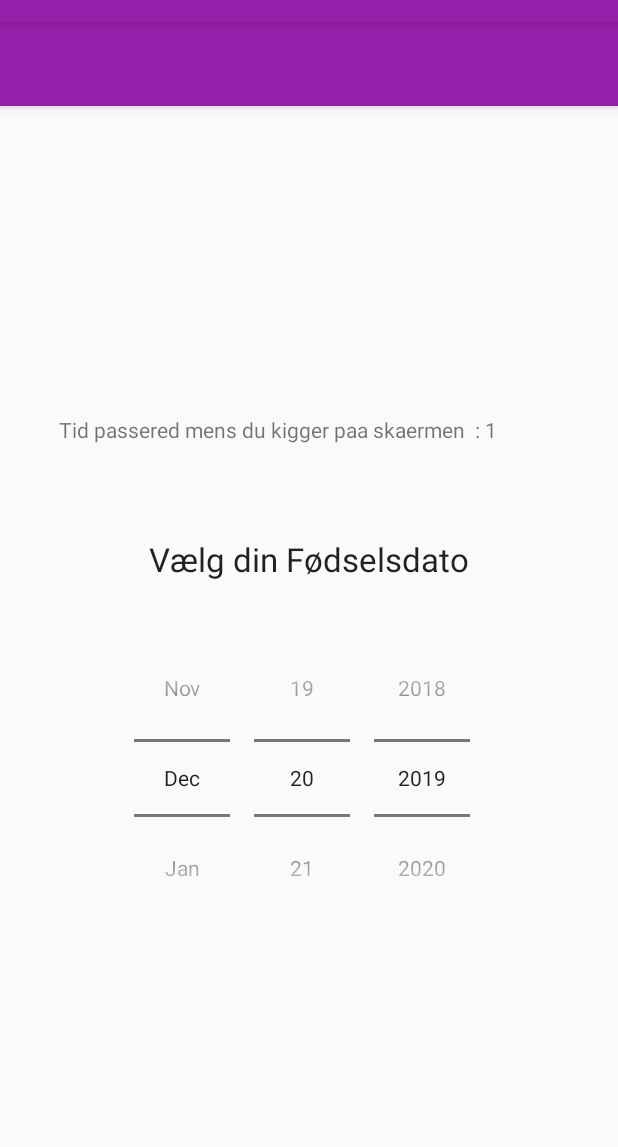
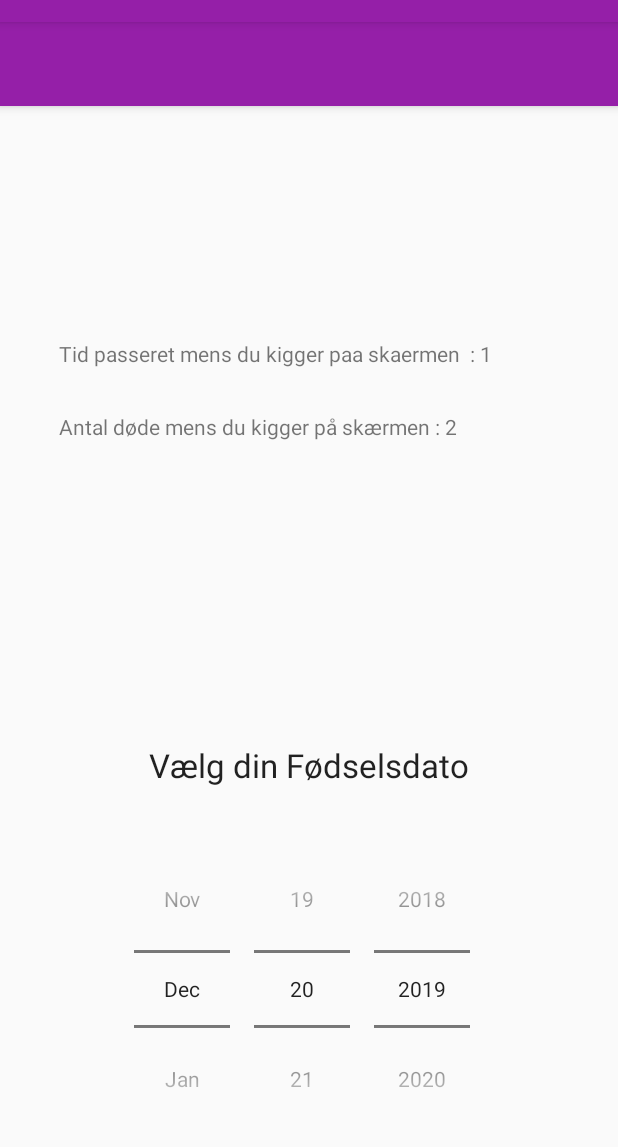
Before and after one commit to cocodedk/lifemeter, an Android app: the MainActivity screen opened directly, with no data from a screen before it, on a phone screen of 412 x 824 dp, the part 62-1209 px from its top. Run offline under Robolectric (Android 15) with nearby library versions, the phone set to English and light mode, and no system bars; 1 statement that could not run was skipped.

Commit message:
number of deaths added

```diff
--- a/app/src/main/java/com/example/first/MainActivity.kt
+++ b/app/src/main/java/com/example/first/MainActivity.kt
@@ -4,7 +4,6 @@ import android.content.Context
 import android.os.Build
 import android.os.Bundle
 import android.os.CountDownTimer
-import android.util.Log.d
 import android.view.View
 import android.view.inputmethod.InputMethodManager
 import androidx.annotation.RequiresApi
@@ -48,11 +47,13 @@ class MainActivity : AppCompatActivity() {
             setSecondsText("Du har levet for: $seconds Sekunder")
             setDaysText("Du har levet for: $days Dage")
 
-            if(this_year - year>= 18) {
-                val mSecounds = dateToEpoch(this_year, month, today) - dateToEpoch(year+18, monthOfYear+1, dayOfMonth)
+            if(this_year - year>= 15) {
+                val mSecounds = dateToEpoch(this_year, month, today) - dateToEpoch(year+15, monthOfYear+1, dayOfMonth)
                 val mDays = mSecounds / 86400
-                val mSex = mDays * 20
+                val mSex = mDays * 10
                 setSexText("Du har haft sex i $mSex minutter :D:D")
+            } else {
+                setSexText("")
             }
 
             val foodConsumption = days/2
@@ -87,6 +88,10 @@ class MainActivity : AppCompatActivity() {
         SecondsPassedText.setText(text);
     }
 
+    fun setDeathsSince(text: String) {
+        DeathsSinceText.setText(text);
+    }
+
     @RequiresApi(Build.VERSION_CODES.O)
     fun dateToEpoch(year: Int, month: Int, day: Int): Long {
 
@@ -105,19 +110,17 @@ class MainActivity : AppCompatActivity() {
     }
 
     inner class InnerCountDownCounter(
-        millisInFuture: Long,
+        private val millisInFuture: Long,
         countDownInterval: Long
     ) : CountDownTimer(millisInFuture, countDownInterval) {
-
-        val millisInFuture = millisInFuture
 
         override fun onFinish() {
             println("Timer Completed.")
         }
 
         override fun onTick(millisUntilFinished: Long) {
-            setSecondsPassed("Tid passered mens du kigger paa skaermen  : " +  (this.millisInFuture - millisUntilFinished) / 1000)
-//            println("Timer  : " + millisUntilFinished / 1000)
+            setSecondsPassed("Tid passeret mens du kigger paa skaermen  : " +  (this.millisInFuture - millisUntilFinished) / 1000)
+            setDeathsSince("Antal døde mens du kigger på skærmen : " +  Math.round((this.millisInFuture - millisUntilFinished) * 1.8 / 1000) )
         }
     }
 }
--- a/app/src/main/res/layout-v21/content_main.xml
+++ b/app/src/main/res/layout-v21/content_main.xml
@@ -20,7 +20,21 @@
         app:layout_constraintHorizontal_bias="0.496"
         app:layout_constraintStart_toStartOf="parent"
         app:layout_constraintTop_toTopOf="parent"
-        app:layout_constraintVertical_bias="0.684" tools:targetApi="lollipop" />
+        app:layout_constraintVertical_bias="0.965"
+        tools:targetApi="lollipop" />
+
+    <TextView
+        android:id="@+id/TitleText"
+        android:layout_width="214dp"
+        android:layout_height="29dp"
+        android:text="Vælg din Fødselsdato"
+        android:textAppearance="@style/TextAppearance.AppCompat.Large"
+        app:layout_constraintBottom_toBottomOf="parent"
+        app:layout_constraintEnd_toEndOf="parent"
+        app:layout_constraintHorizontal_bias="0.502"
+        app:layout_constraintStart_toStartOf="parent"
+        app:layout_constraintTop_toTopOf="parent"
+        app:layout_constraintVertical_bias="0.622" />
 
     <TextView
         android:id="@+id/SexText"
@@ -30,7 +44,7 @@
         app:layout_constraintEnd_toEndOf="parent"
         app:layout_constraintStart_toStartOf="parent"
         app:layout_constraintTop_toTopOf="parent"
-        app:layout_constraintVertical_bias="0.153" />
+        app:layout_constraintVertical_bias="0.56" />
 
     <TextView
         android:id="@+id/SecondsTextField"
@@ -60,19 +74,7 @@
         app:layout_constraintEnd_toEndOf="parent"
         app:layout_constraintStart_toStartOf="parent"
         app:layout_constraintTop_toTopOf="parent"
-        app:layout_constraintVertical_bias="0.228" />
-
-    <TextView
-        android:id="@+id/TitleText"
-        android:layout_width="214dp"
-        android:layout_height="29dp"
-        android:text="Vælg din Fødselsdato"
-        android:textAppearance="@style/TextAppearance.AppCompat.Large"
-        app:layout_constraintBottom_toBottomOf="parent"
-        app:layout_constraintEnd_toEndOf="parent"
-        app:layout_constraintStart_toStartOf="parent"
-        app:layout_constraintTop_toTopOf="parent"
-        app:layout_constraintVertical_bias="0.421" />
+        app:layout_constraintVertical_bias="0.158" />
 
     <TextView
         android:id="@+id/SecondsPassedText"
@@ -83,6 +85,16 @@
         app:layout_constraintEnd_toEndOf="parent"
         app:layout_constraintStart_toStartOf="parent"
         app:layout_constraintTop_toTopOf="parent"
-        app:layout_constraintVertical_bias="0.305" />
+        app:layout_constraintVertical_bias="0.23" />
+
+    <TextView
+        android:id="@+id/DeathsSinceText"
+        android:layout_width="333dp"
+        android:layout_height="36dp"
+        app:layout_constraintBottom_toBottomOf="parent"
+        app:layout_constraintEnd_toEndOf="parent"
+        app:layout_constraintStart_toStartOf="parent"
+        app:layout_constraintTop_toTopOf="parent"
+        app:layout_constraintVertical_bias="0.302" />
 
 </androidx.constraintlayout.widget.ConstraintLayout>
--- a/app/src/main/res/layout/content_main.xml
+++ b/app/src/main/res/layout/content_main.xml
@@ -20,7 +20,21 @@
         app:layout_constraintHorizontal_bias="0.496"
         app:layout_constraintStart_toStartOf="parent"
         app:layout_constraintTop_toTopOf="parent"
-        app:layout_constraintVertical_bias="0.684" tools:targetApi="lollipop" />
+        app:layout_constraintVertical_bias="0.965"
+        tools:targetApi="lollipop" />
+
+    <TextView
+        android:id="@+id/TitleText"
+        android:layout_width="214dp"
+        android:layout_height="29dp"
+        android:text="Vælg din Fødselsdato"
+        android:textAppearance="@style/TextAppearance.AppCompat.Large"
+        app:layout_constraintBottom_toBottomOf="parent"
+        app:layout_constraintEnd_toEndOf="parent"
+        app:layout_constraintHorizontal_bias="0.502"
+        app:layout_constraintStart_toStartOf="parent"
+        app:layout_constraintTop_toTopOf="parent"
+        app:layout_constraintVertical_bias="0.622" />
 
     <TextView
         android:id="@+id/SexText"
@@ -30,7 +44,7 @@
         app:layout_constraintEnd_toEndOf="parent"
         app:layout_constraintStart_toStartOf="parent"
         app:layout_constraintTop_toTopOf="parent"
-        app:layout_constraintVertical_bias="0.153" />
+        app:layout_constraintVertical_bias="0.56" />
 
     <TextView
         android:id="@+id/SecondsTextField"
@@ -60,19 +74,7 @@
         app:layout_constraintEnd_toEndOf="parent"
         app:layout_constraintStart_toStartOf="parent"
         app:layout_constraintTop_toTopOf="parent"
-        app:layout_constraintVertical_bias="0.228" />
-
-    <TextView
-        android:id="@+id/TitleText"
-        android:layout_width="214dp"
-        android:layout_height="29dp"
-        android:text="Vælg din Fødselsdato"
-        android:textAppearance="@style/TextAppearance.AppCompat.Large"
-        app:layout_constraintBottom_toBottomOf="parent"
-        app:layout_constraintEnd_toEndOf="parent"
-        app:layout_constraintStart_toStartOf="parent"
-        app:layout_constraintTop_toTopOf="parent"
-        app:layout_constraintVertical_bias="0.421" />
+        app:layout_constraintVertical_bias="0.158" />
 
     <TextView
         android:id="@+id/SecondsPassedText"
@@ -83,6 +85,16 @@
         app:layout_constraintEnd_toEndOf="parent"
         app:layout_constraintStart_toStartOf="parent"
         app:layout_constraintTop_toTopOf="parent"
-        app:layout_constraintVertical_bias="0.305" />
+        app:layout_constraintVertical_bias="0.23" />
+
+    <TextView
+        android:id="@+id/DeathsSinceText"
+        android:layout_width="333dp"
+        android:layout_height="36dp"
+        app:layout_constraintBottom_toBottomOf="parent"
+        app:layout_constraintEnd_toEndOf="parent"
+        app:layout_constraintStart_toStartOf="parent"
+        app:layout_constraintTop_toTopOf="parent"
+        app:layout_constraintVertical_bias="0.302" />
 
 </androidx.constraintlayout.widget.ConstraintLayout>
```
